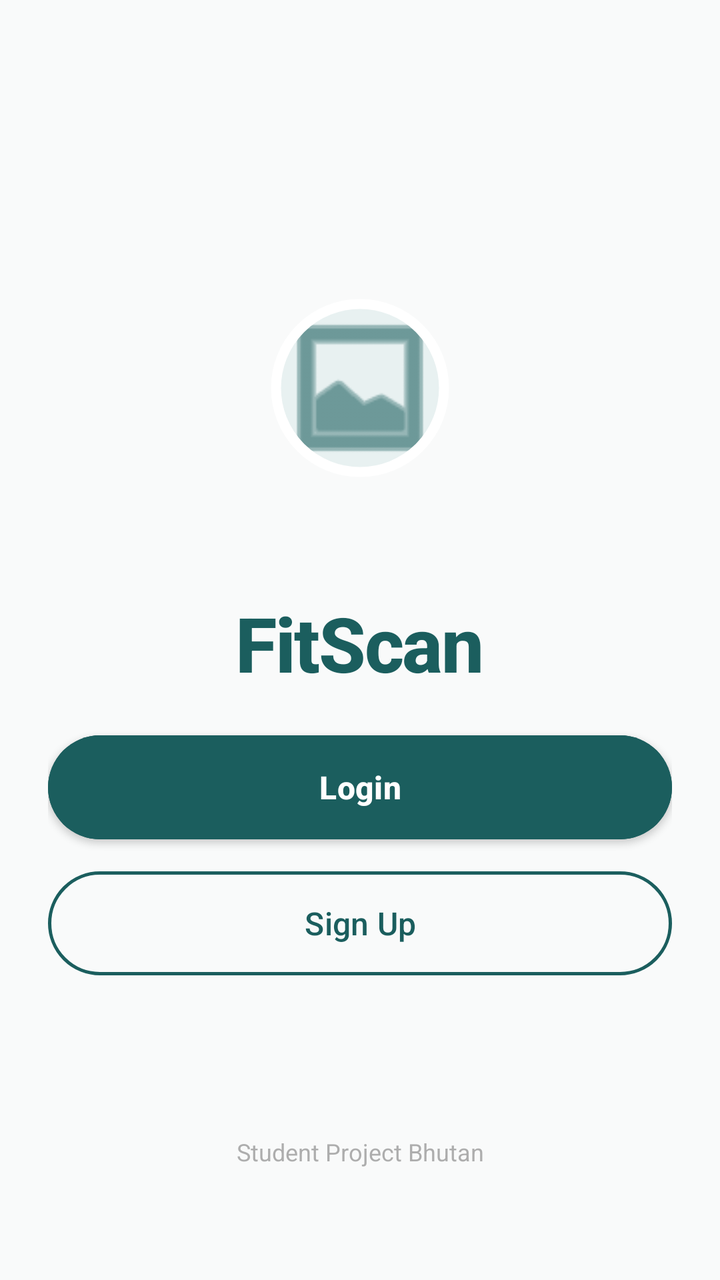
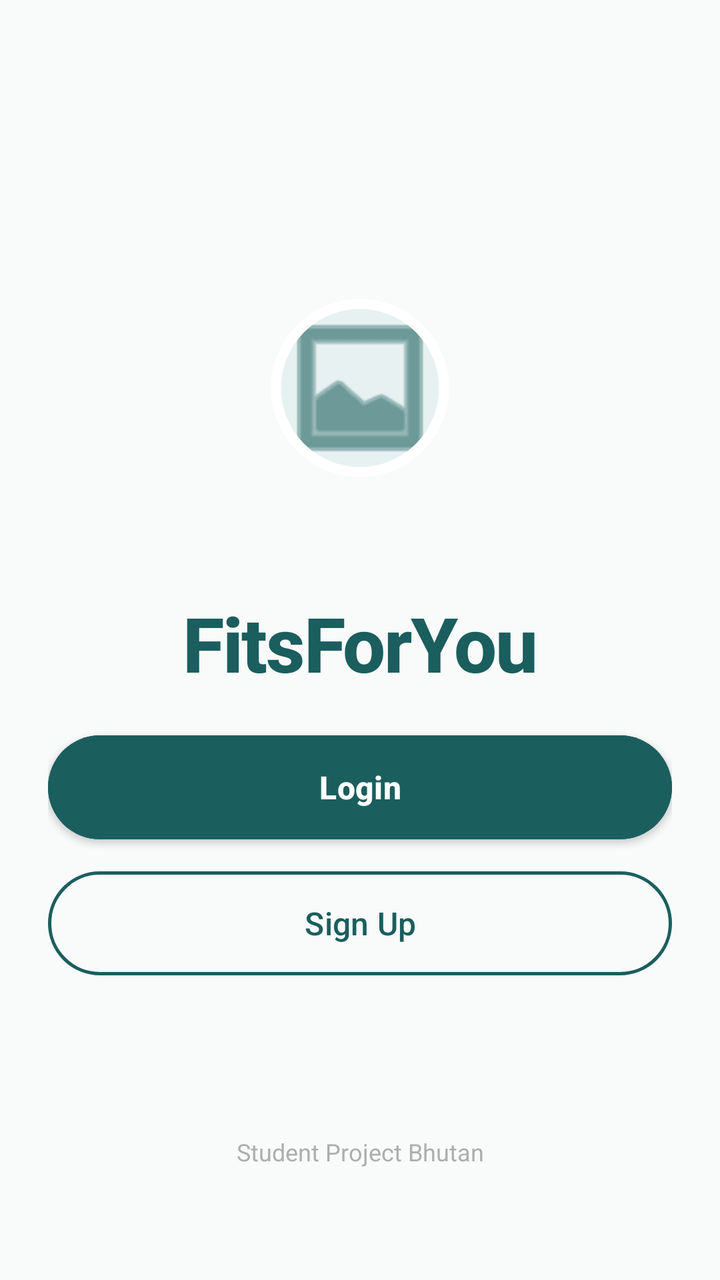

Before-and-after screenshots of an Android layout around one commit, followed by the original layout XML and the change that was made.
<!-- AndroidManifest.xml: application theme Theme.FitsForYou -->
<!-- res/layout/activity_welcome.xml -->
<?xml version="1.0" encoding="utf-8"?>
<androidx.constraintlayout.widget.ConstraintLayout xmlns:android="http://schemas.android.com/apk/res/android"
    xmlns:app="http://schemas.android.com/apk/res-auto"
    android:id="@+id/welcomeRoot"
    android:layout_width="match_parent"
    android:layout_height="match_parent"
    android:background="@color/background"
    android:padding="@dimen/spacing_large">

    
    <com.google.android.material.imageview.ShapeableImageView
        android:id="@+id/logoCircle"
        android:layout_width="140dp"
        android:layout_height="140dp"
        android:layout_marginTop="100dp"
        android:background="@color/circle_icon_bg"
        android:padding="28dp"
        android:src="@android:drawable/ic_menu_gallery"
        app:layout_constraintEnd_toEndOf="parent"
        app:layout_constraintStart_toStartOf="parent"
        app:layout_constraintTop_toTopOf="parent"
        app:shapeAppearanceOverlay="@style/CircleImage"
        app:strokeColor="@color/white"
        app:strokeWidth="5dp"
        app:tint="@color/primary" />

    <TextView
        android:id="@+id/welcomeTitle"
        style="@style/TextTitle"
        android:layout_width="wrap_content"
        android:layout_height="wrap_content"
        android:layout_marginTop="32dp"
        android:text="FitScan"
        android:textColor="@color/primary"
        android:textSize="@dimen/text_size_display"
        android:textStyle="bold"
        android:letterSpacing="-0.02"
        app:layout_constraintEnd_toEndOf="parent"
        app:layout_constraintStart_toStartOf="parent"
        app:layout_constraintTop_toBottomOf="@id/logoCircle" />

    <TextView
        android:id="@+id/welcomeSubtitle"
        style="@style/TextBody"
        android:layout_width="0dp"
        android:layout_height="wrap_content"
        android:layout_marginTop="16dp"
        android:gravity="center"
        android:paddingStart="40dp"
        android:paddingEnd="40dp"
        android:text="Organize your wardrobe. Dress with ease."
        android:textColor="@color/text_secondary"
        android:textSize="@dimen/text_size_subheader"
        android:lineSpacingExtra="4dp"
        app:layout_constraintEnd_toEndOf="parent"
        app:layout_constraintStart_toStartOf="parent"
        app:layout_constraintTop_toBottomOf="@id/welcomeTitle" />

    
    <Button
        android:id="@+id/welcomeLoginButton"
        style="@style/PrimaryButton"
        android:layout_width="match_parent"
        android:layout_height="@dimen/button_height"
        android:layout_marginBottom="16dp"
        android:text="Login"
        app:layout_constraintBottom_toTopOf="@id/welcomeSignupButton"
        app:layout_constraintEnd_toEndOf="parent"
        app:layout_constraintStart_toStartOf="parent" />

    <Button
        android:id="@+id/welcomeSignupButton"
        style="@style/SecondaryButton"
        android:layout_width="match_parent"
        android:layout_height="@dimen/button_height"
        android:layout_marginBottom="80dp"
        android:text="Sign Up"
        app:layout_constraintBottom_toTopOf="@id/footerText"
        app:layout_constraintEnd_toEndOf="parent"
        app:layout_constraintStart_toStartOf="parent" />

    <TextView
        android:id="@+id/footerText"
        style="@style/TextSecondary"
        android:layout_width="wrap_content"
        android:layout_height="wrap_content"
        android:layout_marginBottom="32dp"
        android:text="Student Project Bhutan"
        android:textSize="@dimen/text_size_tiny"
        android:alpha="0.6"
        app:layout_constraintBottom_toBottomOf="parent"
        app:layout_constraintEnd_toEndOf="parent"
        app:layout_constraintStart_toStartOf="parent" />

</androidx.constraintlayout.widget.ConstraintLayout>
<!-- resources referenced by this layout -->
<resources>
  <color name="background">#F9FAFA</color>
  <color name="circle_icon_bg">#E8F1F1</color>
  <color name="primary">#1B5E5E</color>
  <color name="text_secondary">#7A7A7A</color>
  <color name="white">#FFFFFFFF</color>
  <dimen name="button_height">52dp</dimen>
  <dimen name="spacing_large">24dp</dimen>
  <dimen name="text_size_display">38sp</dimen>
  <dimen name="text_size_subheader">18sp</dimen>
  <dimen name="text_size_tiny">12sp</dimen>
  <style name="CircleImage" parent="ShapeAppearance.Material3.SmallComponent">
          <item name="cornerSize">50%</item>
      </style>
  <style name="PrimaryButton" parent="Widget.Material3.Button">
          <item name="android:layout_height">@dimen/button_height</item>
          <item name="cornerRadius">@dimen/button_corner_radius</item>
          <item name="android:insetTop">0dp</item>
          <item name="android:insetBottom">0dp</item>
          <item name="android:textAllCaps">false</item>
          <item name="android:textSize">@dimen/text_size_body</item>
          <item name="android:textStyle">bold</item>
          <item name="android:backgroundTint">@color/primary</item>
          <item name="android:textColor">@color/white</item>
          <item name="android:stateListAnimator">@null</item>
          <item name="android:elevation">2dp</item>
      </style>
  <style name="SecondaryButton" parent="Widget.Material3.Button.OutlinedButton">
          <item name="android:layout_height">@dimen/button_height</item>
          <item name="cornerRadius">@dimen/button_corner_radius</item>
          <item name="android:insetTop">0dp</item>
          <item name="android:insetBottom">0dp</item>
          <item name="android:textAllCaps">false</item>
          <item name="strokeColor">@color/primary</item>
          <item name="android:textColor">@color/primary</item>
          <item name="android:textSize">@dimen/text_size_body</item>
          <item name="strokeWidth">1.5dp</item>
      </style>
  <style name="TextBody">
          <item name="android:textSize">@dimen/text_size_body</item>
          <item name="android:textColor">@color/text_primary</item>
          <item name="android:fontFamily">sans-serif</item>
      </style>
  <style name="TextSecondary">
          <item name="android:textSize">@dimen/text_size_small</item>
          <item name="android:textColor">@color/text_secondary</item>
          <item name="android:fontFamily">sans-serif</item>
      </style>
  <style name="TextTitle">
          <item name="android:textSize">@dimen/text_size_title</item>
          <item name="android:textStyle">bold</item>
          <item name="android:textColor">@color/text_primary</item>
          <item name="android:fontFamily">sans-serif-medium</item>
      </style>
  <style name="Theme.FitsForYou" parent="Base.Theme.FitsForYou" />
  <dimen name="button_corner_radius">28dp</dimen>
  <dimen name="text_size_body">16sp</dimen>
  <color name="text_primary">#1D1E2C</color>
  <dimen name="text_size_small">14sp</dimen>
  <dimen name="text_size_title">28sp</dimen>
  <style name="Base.Theme.FitsForYou" parent="Theme.Material3.DayNight.NoActionBar">
          <item name="colorPrimary">@color/primary</item>
          <item name="colorOnPrimary">@color/on_primary</item>
          <item name="colorSecondary">@color/secondary</item>
          <item name="colorOnSecondary">@color/on_secondary</item>
          <item name="android:windowBackground">@color/background</item>
          <item name="colorSurface">@color/surface</item>
          <item name="colorOnSurface">@color/on_surface</item>
      </style>
  <color name="on_primary">#FFFFFF</color>
  <color name="secondary">#1B5E5E</color>
  <color name="on_secondary">#FFFFFF</color>
  <color name="surface">#FFFFFF</color>
  <color name="on_surface">#1B5E5E</color>
</resources>

<!-- the commit's change to res/layout/activity_welcome.xml (unified diff, before → after) -->
@@ -29,8 +29,8 @@
         style="@style/TextTitle"
         android:layout_width="wrap_content"
         android:layout_height="wrap_content"
-        android:layout_marginTop="32dp"
-        android:text="FitScan"
+        android:layout_marginTop="@dimen/spacing_xlarge"
+        android:text="@string/app_name"
         android:textColor="@color/primary"
         android:textSize="@dimen/text_size_display"
         android:textStyle="bold"
@@ -44,7 +44,7 @@
         style="@style/TextBody"
         android:layout_width="0dp"
         android:layout_height="wrap_content"
-        android:layout_marginTop="16dp"
+        android:layout_marginTop="@dimen/spacing_medium"
         android:gravity="center"
         android:paddingStart="40dp"
         android:paddingEnd="40dp"
@@ -62,7 +62,7 @@
         style="@style/PrimaryButton"
         android:layout_width="match_parent"
         android:layout_height="@dimen/button_height"
-        android:layout_marginBottom="16dp"
+        android:layout_marginBottom="@dimen/spacing_medium"
         android:text="Login"
         app:layout_constraintBottom_toTopOf="@id/welcomeSignupButton"
         app:layout_constraintEnd_toEndOf="parent"
@@ -84,7 +84,7 @@
         style="@style/TextSecondary"
         android:layout_width="wrap_content"
         android:layout_height="wrap_content"
-        android:layout_marginBottom="32dp"
+        android:layout_marginBottom="@dimen/spacing_xlarge"
         android:text="Student Project Bhutan"
         android:textSize="@dimen/text_size_tiny"
         android:alpha="0.6"
<!-- resource entries referenced after the edit -->
@@ -7,9 +7,12 @@
   <color name="white">#FFFFFFFF</color>
   <dimen name="button_height">52dp</dimen>
   <dimen name="spacing_large">24dp</dimen>
+  <dimen name="spacing_medium">16dp</dimen>
+  <dimen name="spacing_xlarge">32dp</dimen>
   <dimen name="text_size_display">38sp</dimen>
   <dimen name="text_size_subheader">18sp</dimen>
   <dimen name="text_size_tiny">12sp</dimen>
+  <string name="app_name">FitsForYou</string>
   <style name="CircleImage" parent="ShapeAppearance.Material3.SmallComponent">
           <item name="cornerSize">50%</item>
       </style>
